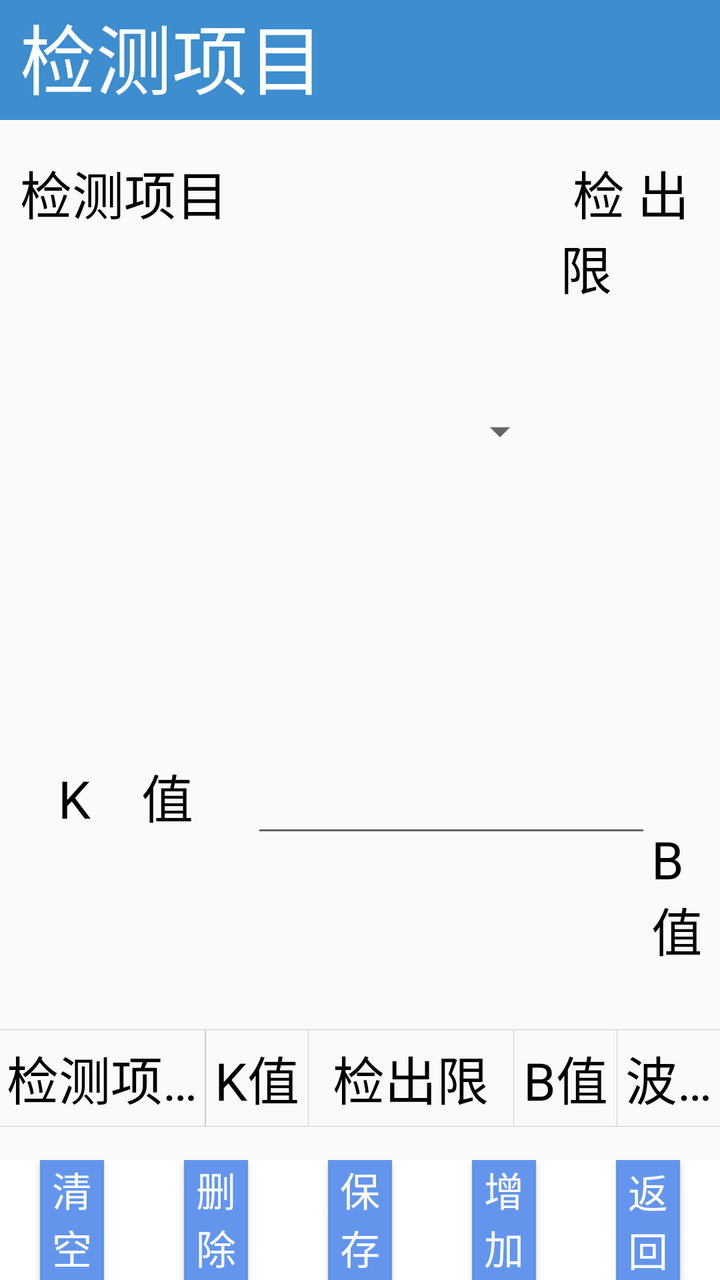
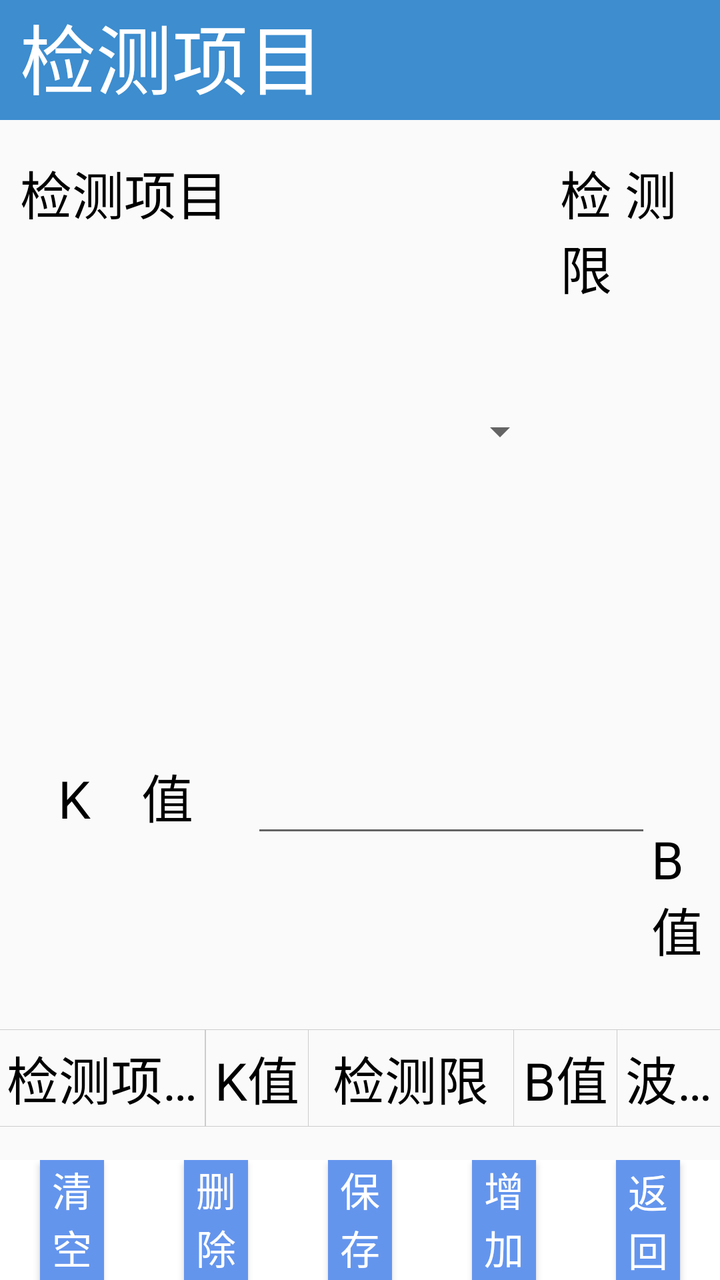

Screens rendered from an Android XML layout before and after an edit, with the pre-edit source and the edit as a unified diff.
<!-- AndroidManifest.xml: application theme AppTheme -->
<!-- res/layout/activity_project.xml -->
<?xml version="1.0" encoding="utf-8"?>
<LinearLayout xmlns:android="http://schemas.android.com/apk/res/android"
    android:layout_width="match_parent"
    android:layout_height="match_parent"
    xmlns:widget="http://schemas.android.com/apk/res-auto"
    android:orientation="vertical">

    <TextView
        android:layout_width="match_parent"
        android:layout_height="60dp"
        android:background="@color/title_color"
        android:paddingLeft="10dp"
        android:text="检测项目"
        android:textColor="@android:color/white"
        android:textSize="38sp" />

    <LinearLayout
        android:orientation="vertical"
        android:padding="10dp"
        android:layout_width="match_parent"
        android:layout_height="wrap_content">
        <LinearLayout
            android:orientation="horizontal"
            android:layout_width="match_parent"
            android:layout_height="wrap_content">
            <TextView
                android:text="检测项目"
                android:textSize="26sp"
                android:textColor="@android:color/black"
                android:layout_width="wrap_content"
                android:layout_height="wrap_content" />
            <EditText
                android:id="@+id/et_project_name"
                android:lines="1"
                android:layout_marginLeft="10dp"
                android:textSize="26sp"
                android:visibility="gone"
                android:textColor="@android:color/black"
                android:layout_width="200dp"
                android:layout_height="wrap_content" />

            <Spinner
                android:id="@+id/spn_project"
                android:layout_marginLeft="10dp"
                android:textSize="26sp"
                android:textColor="@android:color/black"
                android:visibility="visible"
                android:layout_width="150dp"
                android:layout_height="match_parent" />

            <TextView
                android:text=" 检 出 限 "
                android:layout_marginLeft="6dp"
                android:textSize="26sp"
                android:visibility="visible"
                android:textColor="@android:color/black"
                android:layout_width="wrap_content"
                android:layout_height="wrap_content" />

            <EditText
                android:id="@+id/et_card_xlz"
                android:lines="1"
                android:layout_marginLeft="10dp"
                android:textSize="26sp"
                android:visibility="visible"
                android:inputType="numberDecimal"
                android:textColor="@android:color/black"
                android:layout_width="200dp"
                android:layout_height="wrap_content" />

            <TextView
                android:text="检测人员"
                android:layout_marginLeft="20dp"
                android:textSize="26sp"
                android:visibility="gone"
                android:textColor="@android:color/black"
                android:layout_width="wrap_content"
                android:layout_height="wrap_content" />

            <EditText
                android:id="@+id/et_checker"
                android:lines="1"
                android:layout_marginLeft="10dp"
                android:textSize="26sp"
                android:textColor="@android:color/black"
                android:visibility="gone"
                android:layout_width="150dp"
                android:layout_height="wrap_content" />

            <TextView
                android:text="   波   长   "
                android:textSize="26sp"
                android:visibility="visible"
                android:textColor="@android:color/black"
                android:layout_width="wrap_content"
                android:layout_height="wrap_content" />

            <Spinner
                android:id="@+id/spn_bochange"
                android:layout_marginLeft="10dp"
                android:textSize="26sp"
                android:textColor="@android:color/black"
                android:visibility="visible"
                android:layout_width="150dp"
                android:layout_height="match_parent" />

            

        </LinearLayout>

        <LinearLayout
            android:layout_marginTop="10dp"
            android:layout_width="match_parent"
            android:layout_height="wrap_content">

            <TextView
                android:text="   K    值   "
                android:textSize="26sp"
                android:textColor="@android:color/black"
                android:layout_width="wrap_content"
                android:layout_height="wrap_content" />
            <EditText
                android:id="@+id/et_k"
                android:lines="1"
                android:layout_marginLeft="10dp"
                android:textSize="26sp"
                android:inputType="numberDecimal"
                android:textColor="@android:color/black"
                android:layout_width="200dp"
                android:layout_height="wrap_content" />
            <TextView
                android:text="   B    值   "
                android:textSize="26sp"
                android:textColor="@android:color/black"
                android:layout_width="wrap_content"
                android:layout_height="wrap_content" />
            <EditText
                android:id="@+id/et_b"
                android:lines="1"
                android:layout_marginLeft="10dp"
                android:textSize="26sp"
                android:digits="1234567890.-"
                android:textColor="@android:color/black"
                android:layout_width="200dp"
                android:layout_height="wrap_content" />
            <TextView
                android:text="检出限"
                android:layout_marginLeft="20dp"
                android:visibility="gone"
                android:textSize="26sp"
                android:textColor="@android:color/black"
                android:layout_width="wrap_content"
                android:layout_height="wrap_content" />

            <EditText
                android:id="@+id/et_single_xlz"
                android:lines="1"
                android:layout_marginLeft="10dp"
                android:inputType="numberDecimal"
                android:visibility="gone"
                android:textSize="26sp"
                android:textColor="@android:color/black"
                android:layout_width="150dp"
                android:layout_height="wrap_content" />



        </LinearLayout>
    </LinearLayout>

    <HorizontalScrollView
        android:fillViewport="true"
        android:layout_weight="1"
        android:layout_width="match_parent"
        android:layout_height="0dp">
        <LinearLayout
            android:orientation="vertical"
            android:layout_width="wrap_content"
            android:layout_height="match_parent">

            <View
                android:background="#cccccc"
                android:layout_width="match_parent"
                android:layout_height="1px"/>
            <include
                layout="@layout/item_project"/>
            <View
                android:background="#cccccc"
                android:layout_width="match_parent"
                android:layout_height="1px"/>
            <ListView
                android:id="@+id/lv"
                android:layout_width="match_parent"
                android:layout_height="match_parent" />
        </LinearLayout>
    </HorizontalScrollView>

    <LinearLayout
        android:layout_width="match_parent"
        android:layout_height="60dp"
        android:layout_marginTop="10dp"
        android:background="#ffffff"
        android:orientation="horizontal">

        <Button
            android:id="@+id/btn_clear_data"
            style="@style/btn_baseData_style"
            android:text="清空全部数据" />

        <Button
            android:id="@+id/btn_delete_data"
            style="@style/btn_baseData_style"
            android:text="删除选中的数据" />

        <Button
            android:id="@+id/btn_save_project"
            style="@style/btn_baseData_style"
            android:text="保存编辑数据" />

        <Button
            android:id="@+id/btn_add_data"
            style="@style/btn_baseData_style"
            android:text="增加编辑数据" />

        <Button
            android:id="@+id/btn_return"
            style="@style/btn_baseData_style"
            android:text="返回" />
    </LinearLayout>
</LinearLayout>
<!-- res/layout/item_project.xml (included above) -->
<?xml version="1.0" encoding="utf-8"?>
<LinearLayout xmlns:android="http://schemas.android.com/apk/res/android"
    android:layout_width="match_parent"
    android:id="@+id/ll"
    android:layout_height="wrap_content"
    android:orientation="horizontal">

    <TextView
        android:id="@+id/tv_project"
        style="@style/TextViewProjectItem"
        android:text="检测项目"
        android:layout_weight="1"
        android:layout_width="0dp" />

    <include layout="@layout/v_spliter"/>

    <TextView
        android:id="@+id/tv_card_xlz"
        style="@style/TextViewProjectItem"
        android:text="限量标准"
        android:visibility="gone"
        android:layout_weight="1"
        android:layout_width="0dp" />

    <include layout="@layout/v_spliter"/>
    <TextView
        android:id="@+id/tv_checker"
        style="@style/TextViewProjectItem"
        android:text="K值"
        android:layout_weight="0.5"
        android:layout_width="0dp" />

    <include layout="@layout/v_spliter"/>
    <TextView
        android:id="@+id/tv_jcx"
        style="@style/TextViewProjectItem"
        android:text="检出限"
        android:layout_weight="1"
        android:layout_width="0dp" />

    <include layout="@layout/v_spliter"/>
    <TextView
        android:id="@+id/tv_standard"
        style="@style/TextViewProjectItem"
        android:text="B值"
        android:layout_weight="0.5"
        android:layout_width="0dp" />

    <include layout="@layout/v_spliter"/>
    <TextView
        android:id="@+id/tv_bochang"
        style="@style/TextViewProjectItem"
        android:text="波长"
        android:layout_weight="0.5"
        android:layout_width="0dp" />
</LinearLayout>
<!-- res/layout/v_spliter.xml (included above) -->
<?xml version="1.0" encoding="utf-8"?>
<LinearLayout xmlns:android="http://schemas.android.com/apk/res/android"
    android:layout_width="1px"
    android:layout_height="match_parent"
    android:orientation="vertical">

    <View
        android:background="#cccccc"
        android:layout_width="match_parent"
        android:layout_height="match_parent"/>
</LinearLayout>
<!-- resources referenced by this layout -->
<resources>
  <color name="title_color">#3D8DCF</color>
  <style name="TextViewProjectItem">
          <item name="android:textSize">26sp</item>
          <item name="android:textColor">@android:color/black</item>
          <item name="android:paddingTop">5dp</item>
          <item name="android:paddingBottom">5dp</item>
          <item name="android:layout_height">wrap_content</item>
          <item name="android:gravity">center</item>
          <item name="android:layout_width">0dp</item>
          <item name="android:singleLine">true</item>
      </style>
  <style name="btn_baseData_style">
          <item name="android:layout_width">0dp</item>
          <item name="android:layout_height">match_parent</item>
          <item name="android:layout_marginLeft">20dp</item>
          <item name="android:layout_marginRight">20dp</item>
          <item name="android:background">@color/btn_baseData_background_color</item>
          <item name="android:layout_weight">1.0</item>
          <item name="android:textSize">20sp</item>
          <item name="android:textColor">@android:color/white</item>
      </style>
  <style name="AppTheme" parent="Theme.AppCompat.Light.DarkActionBar">
          
          <item name="android:windowNoTitle">true</item>
          <item name="android:windowFullscreen">true</item>
      </style>
  <color name="btn_baseData_background_color">#6495ED</color>
</resources>

<!-- the commit's change to res/layout/activity_project.xml (unified diff, before → after) -->
@@ -49,7 +49,7 @@
                 android:layout_height="match_parent" />
 
             <TextView
-                android:text=" 检 出 限 "
+                android:text="检 测 限"
                 android:layout_marginLeft="6dp"
                 android:textSize="26sp"
                 android:visibility="visible"
@@ -144,7 +144,7 @@
                 android:layout_width="200dp"
                 android:layout_height="wrap_content" />
             <TextView
-                android:text="检出限"
+                android:text="检测限"
                 android:layout_marginLeft="20dp"
                 android:visibility="gone"
                 android:textSize="26sp"
@@ -248,7 +248,7 @@
     <TextView
         android:id="@+id/tv_card_xlz"
         style="@style/TextViewProjectItem"
-        android:text="限量标准"
+        android:text="检测限"
         android:visibility="gone"
         android:layout_weight="1"
         android:layout_width="0dp" />
@@ -265,7 +265,7 @@
     <TextView
         android:id="@+id/tv_jcx"
         style="@style/TextViewProjectItem"
-        android:text="检出限"
+        android:text="检测限"
         android:layout_weight="1"
         android:layout_width="0dp" />
 
